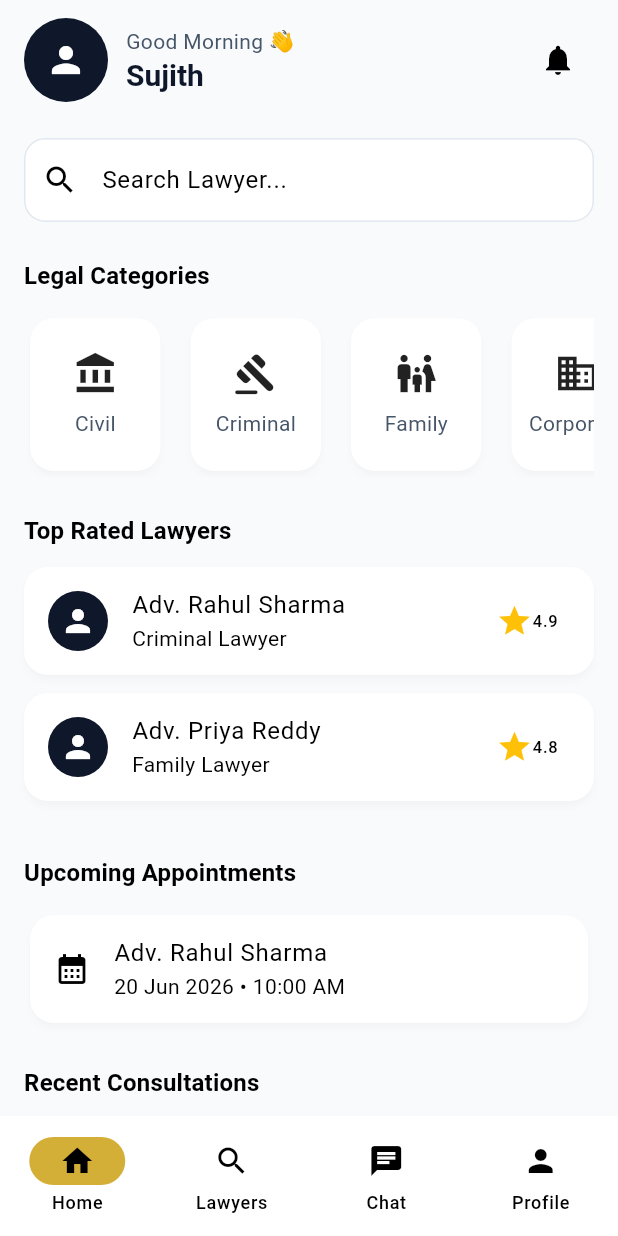
After one commit to genieMediaSoftwares/Lawyer-App, a Flutter app: the ClientDashboardScreen screen opened directly, after a tap on the "notifications" icon, on a phone screen of 412 x 824 dp. The commit adds this screen. Run offline on Flutter 3.47's test engine with Material 3 defaults, Android fonts, the phone set to English and light mode, and no system bars; our stand-ins replace flutter_riverpod, go_router.

Commit message:
clientscreenupdate

```diff
--- /dev/null
+++ b/lib/features/client/dashboard/screens/client_dashboard_screen.dart
@@ -0,0 +1,398 @@
+import 'package:flutter/material.dart';
+import 'package:flutter_riverpod/flutter_riverpod.dart';
+
+final dashboardTabProvider =
+StateProvider<int>((ref) => 0);
+
+class ClientDashboardScreen
+    extends ConsumerWidget {
+  const ClientDashboardScreen({
+    super.key,
+  });
+
+  @override
+  Widget build(
+      BuildContext context,
+      WidgetRef ref,
+      ) {
+    final selectedTab =
+    ref.watch(dashboardTabProvider);
+
+    final size = MediaQuery.of(context).size;
+    final theme = Theme.of(context);
+
+    return Scaffold(
+      body: SafeArea(
+        child: SingleChildScrollView(
+          padding:
+          const EdgeInsets.symmetric(
+            horizontal: 16,
+            vertical: 12,
+          ),
+          child: Column(
+            crossAxisAlignment:
+            CrossAxisAlignment.start,
+            children: [
+              /// Greeting Header
+              Row(
+                children: [
+                  CircleAvatar(
+                    radius: 28,
+                    child: Icon(
+                      Icons.person,
+                      size: 28,
+                    ),
+                  ),
+                  const SizedBox(width: 12),
+                  Expanded(
+                    child: Column(
+                      crossAxisAlignment:
+                      CrossAxisAlignment
+                          .start,
+                      children: [
+                        Text(
+                          "Good Morning 👋",
+                          style: theme
+                              .textTheme
+                              .bodyMedium,
+                        ),
+                        Text(
+                          "Sujith",
+                          style: theme
+                              .textTheme
+                              .titleLarge
+                              ?.copyWith(
+                            fontWeight:
+                            FontWeight
+                                .bold,
+                          ),
+                        ),
+                      ],
+                    ),
+                  ),
+                  IconButton(
+                    onPressed: () {},
+                    icon: const Icon(
+                      Icons.notifications,
+                    ),
+                  ),
+                ],
+              ),
+
+              const SizedBox(height: 24),
+
+              /// Search Lawyer
+              TextField(
+                decoration: InputDecoration(
+                  hintText:
+                  "Search Lawyer...",
+                  prefixIcon: const Icon(
+                    Icons.search,
+                  ),
+                  border:
+                  OutlineInputBorder(
+                    borderRadius:
+                    BorderRadius.circular(
+                      12,
+                    ),
+                  ),
+                ),
+              ),
+
+              const SizedBox(height: 24),
+
+              /// Categories
+              Text(
+                "Legal Categories",
+                style: theme
+                    .textTheme
+                    .titleMedium
+                    ?.copyWith(
+                  fontWeight:
+                  FontWeight.bold,
+                ),
+              ),
+
+              const SizedBox(height: 12),
+
+              SizedBox(
+                height: 110,
+                child: ListView(
+                  scrollDirection:
+                  Axis.horizontal,
+                  children: const [
+                    CategoryCard(
+                      title: "Civil",
+                      icon:
+                      Icons.account_balance,
+                    ),
+                    CategoryCard(
+                      title: "Criminal",
+                      icon:
+                      Icons.gavel_rounded,
+                    ),
+                    CategoryCard(
+                      title: "Family",
+                      icon:
+                      Icons.family_restroom,
+                    ),
+                    CategoryCard(
+                      title: "Corporate",
+                      icon: Icons.business,
+                    ),
+                    CategoryCard(
+                      title: "Property",
+                      icon: Icons.home,
+                    ),
+                  ],
+                ),
+              ),
+
+              const SizedBox(height: 24),
+
+              /// Top Lawyers
+              Text(
+                "Top Rated Lawyers",
+                style: theme
+                    .textTheme
+                    .titleMedium
+                    ?.copyWith(
+                  fontWeight:
+                  FontWeight.bold,
+                ),
+              ),
+
+              const SizedBox(height: 12),
+
+              const LawyerCard(
+                name: "Adv. Rahul Sharma",
+                specialization:
+                "Criminal Lawyer",
+                rating: 4.9,
+              ),
+
+              const LawyerCard(
+                name: "Adv. Priya Reddy",
+                specialization:
+                "Family Lawyer",
+                rating: 4.8,
+              ),
+
+              const SizedBox(height: 24),
+
+              /// Upcoming Appointments
+              Text(
+                "Upcoming Appointments",
+                style: theme
+                    .textTheme
+                    .titleMedium
+                    ?.copyWith(
+                  fontWeight:
+                  FontWeight.bold,
+                ),
+              ),
+
+              const SizedBox(height: 12),
+
+              const AppointmentCard(
+                lawyerName:
+                "Adv. Rahul Sharma",
+                date:
+                "20 Jun 2026 • 10:00 AM",
+              ),
+
+              const SizedBox(height: 24),
+
+              /// Recent Consultations
+              Text(
+                "Recent Consultations",
+                style: theme
+                    .textTheme
+                    .titleMedium
+                    ?.copyWith(
+                  fontWeight:
+                  FontWeight.bold,
+                ),
+              ),
+
+              const SizedBox(height: 12),
+
+              const ConsultationCard(
+                title:
+                "Property Dispute Case",
+              ),
+
+              const ConsultationCard(
+                title:
+                "Family Settlement",
+              ),
+
+              SizedBox(
+                height:
+                size.height * 0.08,
+              ),
+            ],
+          ),
+        ),
+      ),
+
+      bottomNavigationBar:
+      NavigationBar(
+        selectedIndex: selectedTab,
+        onDestinationSelected:
+            (value) {
+          ref
+              .read(
+              dashboardTabProvider
+                  .notifier)
+              .state = value;
+        },
+        destinations: const [
+          NavigationDestination(
+            icon: Icon(Icons.home),
+            label: "Home",
+          ),
+          NavigationDestination(
+            icon: Icon(Icons.search),
+            label: "Lawyers",
+          ),
+          NavigationDestination(
+            icon: Icon(Icons.chat),
+            label: "Chat",
+          ),
+          NavigationDestination(
+            icon: Icon(Icons.person),
+            label: "Profile",
+          ),
+        ],
+      ),
+    );
+  }
+}
+
+/// CATEGORY CARD
+
+class CategoryCard extends StatelessWidget {
+  final String title;
+  final IconData icon;
+
+  const CategoryCard({
+    super.key,
+    required this.title,
+    required this.icon,
+  });
+
+  @override
+  Widget build(BuildContext context) {
+    return Container(
+      width: 95,
+      margin:
+      const EdgeInsets.only(right: 12),
+      child: Card(
+        child: Column(
+          mainAxisAlignment:
+          MainAxisAlignment.center,
+          children: [
+            Icon(icon, size: 30),
+            const SizedBox(height: 8),
+            Text(title),
+          ],
+        ),
+      ),
+    );
+  }
+}
+
+/// LAWYER CARD
+
+class LawyerCard extends StatelessWidget {
+  final String name;
+  final String specialization;
+  final double rating;
+
+  const LawyerCard({
+    super.key,
+    required this.name,
+    required this.specialization,
+    required this.rating,
+  });
+
+  @override
+  Widget build(BuildContext context) {
+    return Card(
+      margin:
+      const EdgeInsets.only(bottom: 12),
+      child: ListTile(
+        leading: const CircleAvatar(
+          child: Icon(Icons.person),
+        ),
+        title: Text(name),
+        subtitle:
+        Text(specialization),
+        trailing: Row(
+          mainAxisSize:
+          MainAxisSize.min,
+          children: [
+            const Icon(
+              Icons.star,
+              color: Colors.amber,
+            ),
+            Text(
+              rating.toString(),
+            ),
+          ],
+        ),
+      ),
+    );
+  }
+}
+
+/// APPOINTMENT CARD
+
+class AppointmentCard
+    extends StatelessWidget {
+  final String lawyerName;
+  final String date;
+
+  const AppointmentCard({
+    super.key,
+    required this.lawyerName,
+    required this.date,
+  });
+
+  @override
+  Widget build(BuildContext context) {
+    return Card(
+      child: ListTile(
+        leading: const Icon(
+          Icons.calendar_month,
+        ),
+        title: Text(lawyerName),
+        subtitle: Text(date),
+      ),
+    );
+  }
+}
+
+/// CONSULTATION CARD
+
+class ConsultationCard
+    extends StatelessWidget {
+  final String title;
+
+  const ConsultationCard({
+    super.key,
+    required this.title,
+  });
+
+  @override
+  Widget build(BuildContext context) {
+    return Card(
+      child: ListTile(
+        leading:
+        const Icon(Icons.folder),
+        title: Text(title),
+      ),
+    );
+  }
+}
--- a/lib/routes/app_router.dart
+++ b/lib/routes/app_router.dart
@@ -140,12 +140,12 @@ class AppRouter {
       //     const OTPVerificationScreen(),
       //   ),
       //
-      //   // Client Dashboard
-      //   GoRoute(
-      //     path: RouteNames.clientDashboard,
-      //     builder: (context, state) =>
-      //     const ClientDashboardScreen(),
-      //   ),
+        // Client Dashboard
+        GoRoute(
+          path: RouteNames.clientDashboard,
+          builder: (context, state) =>
+          const ClientDashboardScreen(),
+        ),
       //
       //   // Lawyer Search
       //   GoRoute(
```
